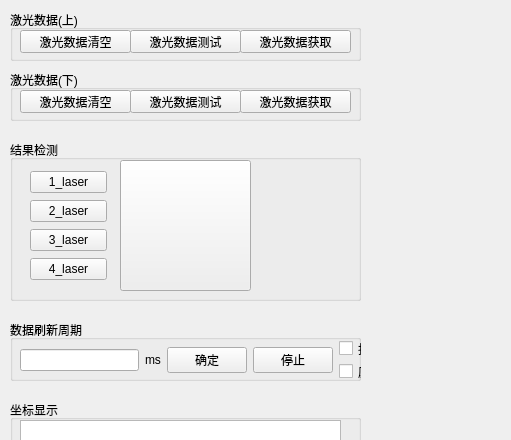
joeaaron/AutoCalib, file src/gui/ui/laserwidget.ui: the form before one commit; both pictures show x 0 to 511 and y 0 to 440 of the 963 by 733 pixel window.
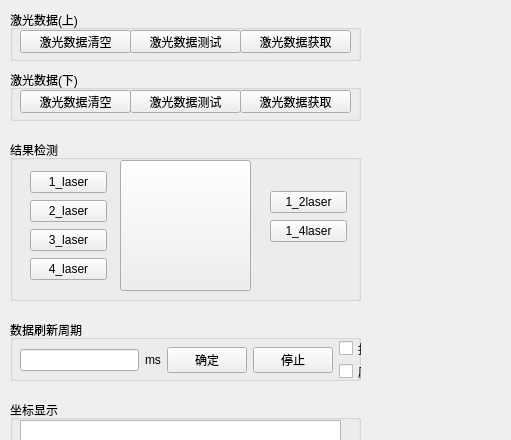
The form after the commit. Icons and pictures are not drawn.

Commit message: laser gap

```diff
--- a/src/gui/ui/laserwidget.ui
+++ b/src/gui/ui/laserwidget.ui
@@ -129,7 +129,7 @@
    <property name="title">
     <string>数据刷新周期</string>
    </property>
-   <widget class="QWidget" name="">
+   <widget class="QWidget" name="layoutWidget">
     <property name="geometry">
      <rect>
       <x>10</x>
@@ -256,6 +256,32 @@
      </item>
     </layout>
    </widget>
+   <widget class="QWidget" name="">
+    <property name="geometry">
+     <rect>
+      <x>260</x>
+      <y>50</y>
+      <width>77</width>
+      <height>54</height>
+     </rect>
+    </property>
+    <layout class="QVBoxLayout" name="verticalLayout_2">
+     <item>
+      <widget class="QPushButton" name="laserCrossOneBtn">
+       <property name="text">
+        <string>1_2laser</string>
+       </property>
+      </widget>
+     </item>
+     <item>
+      <widget class="QPushButton" name="laserCrossTwoBtn">
+       <property name="text">
+        <string>1_4laser</string>
+       </property>
+      </widget>
+     </item>
+    </layout>
+   </widget>
   </widget>
   <widget class="QGroupBox" name="groupBox_4">
    <property name="geometry">
```
The commit also changes 5 other files.
